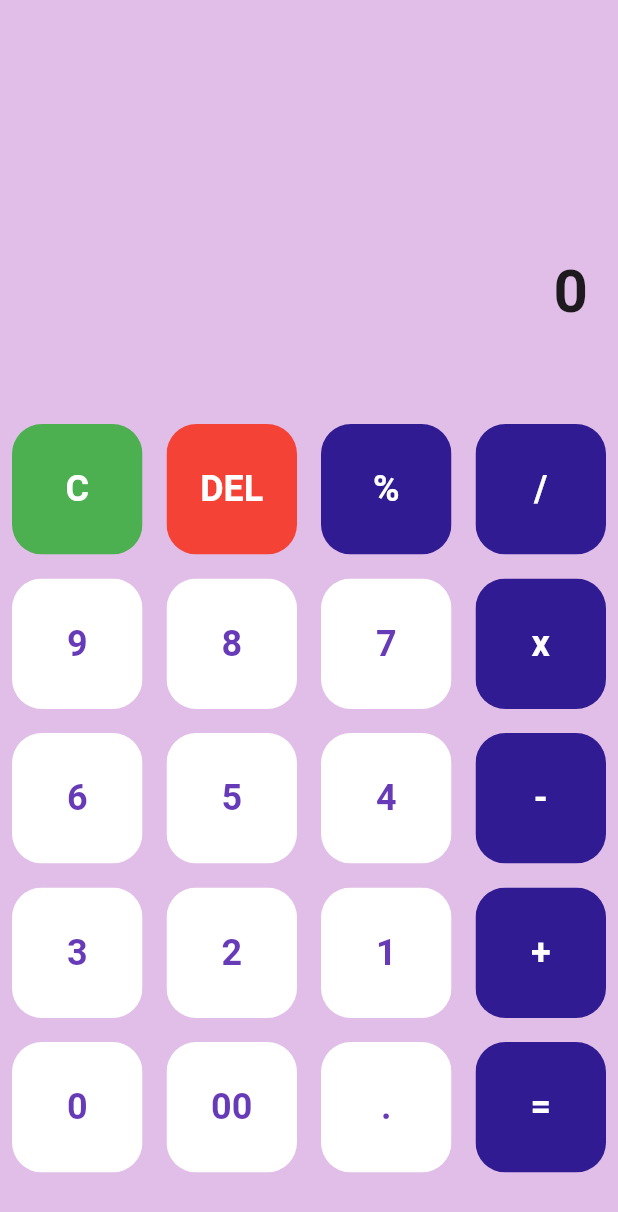
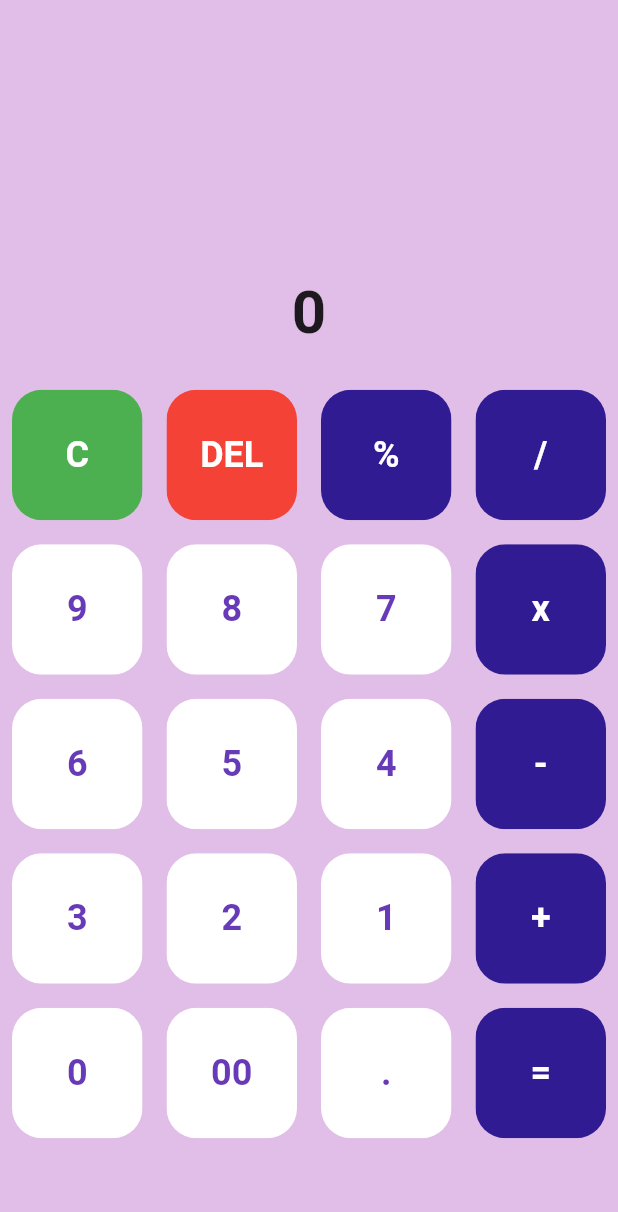
Before and after one commit to seprator/blocalculator, a Flutter app: the screen it shows after launch, on a phone screen of 412 x 824 dp. Shown: the top 1212 px of the screen. Run offline on Flutter 3.47's test engine with Material 2 defaults, Android fonts, the phone set to English and light mode, and no system bars; our stand-ins replace bloc, flutter_bloc, math_expressions.

Commit message:
new and impoved

```diff
--- a/lib/main.dart
+++ b/lib/main.dart
@@ -61,10 +61,11 @@ class Home extends StatelessWidget {
       backgroundColor: Colors.purple[100],
       body: Column(
         children: [
-          Expanded(
-            child: Column(mainAxisAlignment: MainAxisAlignment.spaceEvenly, children: [
+          Column(mainAxisAlignment: MainAxisAlignment.spaceEvenly, children: [
             Container(
-                alignment: Alignment.centerLeft,
+              height: MediaQuery.of(context).size.height * 0.2,
+              width: 500,
+              alignment: Alignment.center,
               child: Padding(
                 padding: const EdgeInsets.all(20.0),
                 child: BlocBuilder<UserQuestionCubit, UserQuestionState>(
@@ -81,7 +82,7 @@ class Home extends StatelessWidget {
               ),
             ),
             Container(
-                alignment: Alignment.centerRight,
+              alignment: Alignment.center,
               child: Padding(
                 padding: const EdgeInsets.all(20.0),
                 child: BlocBuilder<UserAnswerCubit, UserAnswerState>(
@@ -98,10 +99,12 @@ class Home extends StatelessWidget {
               ),
             ),
           ]),
-          ),
-          Expanded(
-            flex: 2,
+          SizedBox(
+            width: 500,
+            height: MediaQuery.of(context).size.height * 0.7,
             child: GridView.builder(
+                shrinkWrap: true,
+                scrollDirection: Axis.vertical,
                 gridDelegate: const SliverGridDelegateWithFixedCrossAxisCount(crossAxisCount: 4),
                 itemBuilder: (BuildContext ctx, int index) {
                   //clear
```
Lines whose indentation alone changed are shown as unchanged.
